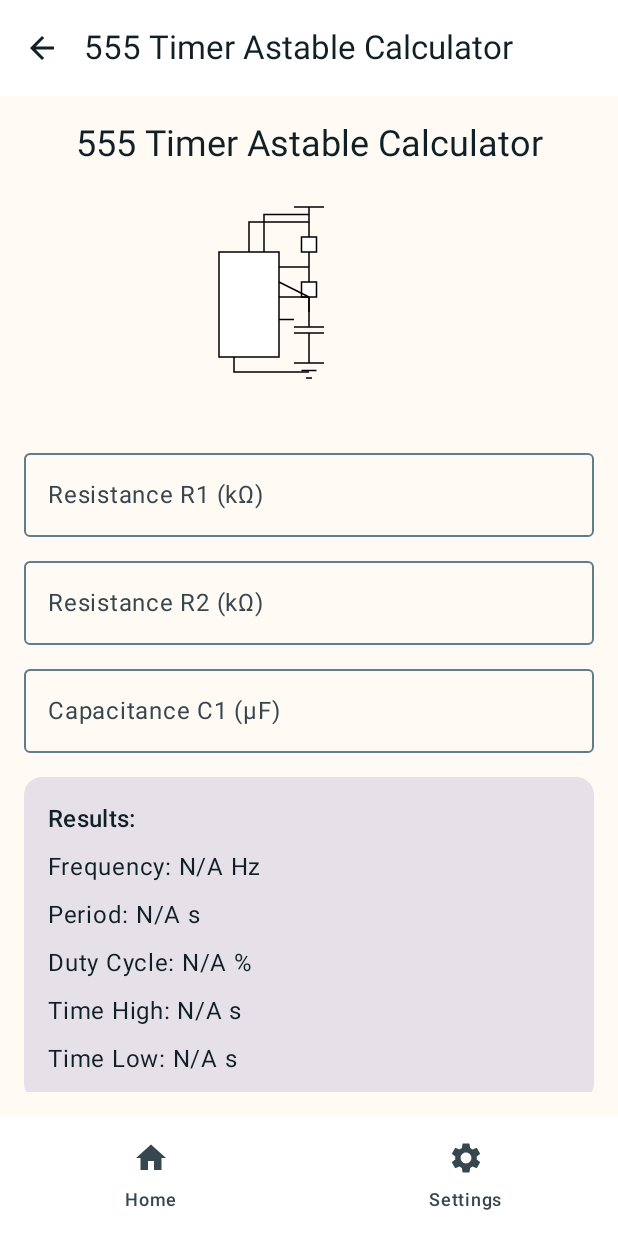
After one commit to Greg50100/Ganymede, an Android app built with Jetpack Compose: the Timer555CalculatorScreen screen opened through its navigation route, on a phone screen of 412 x 824 dp. The commit adds this screen. Run offline under Robolectric (Android 15) with nearby library versions, the phone set to English and light mode, and no system bars; pictures from the network do not load; Roboto replaces fonts that are not available here.

Commit message:
feat: Add LED Resistor and 555 Timer calculators
This commit adds two new calculators to the "Electronics" section of Utilities: an LED Resistor Calculator and a 555 Timer Astable Calculator.

**New Calculators:**
- **LED Resistor Calculator:**
    - Calculates the required current-limiting resistor for an LED.
    - Inputs: Source Voltage (V), LED Forward Voltage (V), and LED Forward Current (mA).
    - Outputs the required resistor value in Ohms (Ω).
    - `LedResistorCalculatorScreen.kt` and `LedResistorViewModel` have been added.

- **555 Timer Astable Calculator:**
    - Calculates frequency, period, duty cycle, and time high/low for a 555 timer in astable mode.
    - Inputs: R1 (kΩ), R2 (kΩ), and C1 (µF).
    - Includes a circuit diagram drawable (`ic_555_astable_circuit.xml`) for reference.
    - `Timer555CalculatorScreen.kt` and `Timer555ViewModel` have been added.

**UI & Navigation:**
- `ElectronicCategoryScreen.kt` is updated with buttons to navigate to the two new calculators.
- `NavGraph.kt` is updated with the routes (`led_resistor_calculator`, `timer_555_calculator`) and top app bar titles for the new screens.

**Resources:**
- New string resources have been added for the titles, descriptions, labels, and results of both calculators.
- A new vector drawable (`ic_555_astable_circuit.xml`) provides a visual reference for the 555 timer circuit.

```diff
--- a/app/src/main/kotlin/com/joviansapps/ganymede/navigation/NavGraph.kt
+++ b/app/src/main/kotlin/com/joviansapps/ganymede/navigation/NavGraph.kt
@@ -39,6 +39,8 @@ import com.joviansapps.ganymede.ui.screens.utilities.electronics.resistorcalcula
 import com.joviansapps.ganymede.ui.screens.utilities.electronics.ParallelSeriesCapacitorCalculatorScreen
 import com.joviansapps.ganymede.ui.screens.utilities.electronics.OhmsLawCalculatorScreen
 import com.joviansapps.ganymede.ui.screens.utilities.electronics.VoltageDividerCalculatorScreen
+import com.joviansapps.ganymede.ui.screens.utilities.electronics.LedResistorCalculatorScreen
+import com.joviansapps.ganymede.ui.screens.utilities.electronics.Timer555CalculatorScreen
 import com.joviansapps.ganymede.ui.screens.utilities.health.BmiCalculatorScreen
 import com.joviansapps.ganymede.ui.screens.utilities.health.HealthCategoryScreen
 import com.joviansapps.ganymede.viewmodel.SettingsViewModel
@@ -58,6 +60,8 @@ sealed class Dest(val route: String) {
     data object ParallelSeriesCapacitorCalculator : Dest("parallel_series_capacitor_calculator")
     data object OhmsLawCalculator : Dest("ohms_law_calculator")
     data object VoltageDividerCalculator : Dest("voltage_divider_calculator")
+    data object LedResistorCalculator : Dest("led_resistor_calculator")
+    data object Timer555Calculator : Dest("timer_555_calculator")
     // New destinations for Health utilities
     data object HealthCategory   : Dest("health_category")
     data object BmiCalculator    : Dest("bmi_calculator")
@@ -91,6 +95,8 @@ fun AppRoot(settingsVm: SettingsViewModel) {
                 Dest.ParallelSeriesCapacitorCalculator.route -> stringResource(R.string.parallel_series_capacitor_calculator_title)
                 Dest.OhmsLawCalculator.route -> stringResource(R.string.ohms_law_calculator_title)
                 Dest.VoltageDividerCalculator.route -> stringResource(R.string.voltage_divider_calculator_title)
+                Dest.LedResistorCalculator.route -> stringResource(R.string.led_resistor_calculator_title)
+                Dest.Timer555Calculator.route -> stringResource(R.string.timer_555_astable_title)
                 Dest.HealthCategory.route -> stringResource(R.string.health_category_title)
                 Dest.BmiCalculator.route -> stringResource(R.string.bmi_calculator_title)
                 else -> stringResource(R.string.app_name)
@@ -191,7 +197,9 @@ fun AppRoot(settingsVm: SettingsViewModel) {
                     onOpenParallelSeriesResistorCalculator = { nav.navigate(Dest.ParallelSeriesResistorCalculator.route) },
                     onOpenParallelSeriesCapacitorCalculator = { nav.navigate(Dest.ParallelSeriesCapacitorCalculator.route) },
                     onOpenOhmsLawCalculator = { nav.navigate(Dest.OhmsLawCalculator.route) },
-                    onOpenVoltageDividerCalculator = { nav.navigate(Dest.VoltageDividerCalculator.route) }
+                    onOpenVoltageDividerCalculator = { nav.navigate(Dest.VoltageDividerCalculator.route) },
+                    onOpenLedResistorCalculator = { nav.navigate(Dest.LedResistorCalculator.route) },
+                    onOpenTimer555Calculator = { nav.navigate(Dest.Timer555Calculator.route) }
                 )
             }
             composable(Dest.ResistorCalculator.route) { ResistorCalculatorScreen() }
@@ -201,6 +209,8 @@ fun AppRoot(settingsVm: SettingsViewModel) {
             composable(Dest.ParallelSeriesCapacitorCalculator.route) { ParallelSeriesCapacitorCalculatorScreen() }
             composable(Dest.OhmsLawCalculator.route) { OhmsLawCalculatorScreen() }
             composable(Dest.VoltageDividerCalculator.route) { VoltageDividerCalculatorScreen() }
+            composable(Dest.LedResistorCalculator.route) { LedResistorCalculatorScreen() }
+            composable(Dest.Timer555Calculator.route) { Timer555CalculatorScreen() }
 
             // New routes for Health Utilities
             composable(Dest.HealthCategory.route) {
--- /dev/null
+++ b/app/src/main/kotlin/com/joviansapps/ganymede/ui/screens/utilities/electronics/Timer555CalculatorScreen.kt
@@ -0,0 +1,156 @@
+package com.joviansapps.ganymede.ui.screens.utilities.electronics
+
+import androidx.compose.foundation.Image
+import androidx.compose.foundation.layout.*
+import androidx.compose.foundation.rememberScrollState
+import androidx.compose.foundation.text.KeyboardOptions
+import androidx.compose.foundation.verticalScroll
+import androidx.compose.material3.*
+import androidx.compose.runtime.*
+import androidx.compose.ui.Alignment
+import androidx.compose.ui.Modifier
+import androidx.compose.ui.res.painterResource
+import androidx.compose.ui.res.stringResource
+import androidx.compose.ui.text.input.KeyboardType
+import androidx.compose.ui.unit.dp
+import androidx.lifecycle.ViewModel
+import androidx.lifecycle.compose.collectAsStateWithLifecycle
+import androidx.lifecycle.viewModelScope
+import androidx.lifecycle.viewmodel.compose.viewModel
+import com.joviansapps.ganymede.R
+import kotlinx.coroutines.flow.MutableStateFlow
+import kotlinx.coroutines.flow.asStateFlow
+import kotlinx.coroutines.flow.update
+import kotlinx.coroutines.launch
+import java.text.DecimalFormat
+import kotlin.math.ln
+
+data class Timer555UiState(
+    val r1: String = "", // kΩ
+    val r2: String = "", // kΩ
+    val c1: String = "", // µF
+    val frequency: Double? = null,
+    val period: Double? = null,
+    val dutyCycle: Double? = null,
+    val timeHigh: Double? = null,
+    val timeLow: Double? = null
+)
+
+class Timer555ViewModel : ViewModel() {
+    private val _uiState = MutableStateFlow(Timer555UiState())
+    val uiState = _uiState.asStateFlow()
+
+    fun onValueChange(field: String, value: String) {
+        _uiState.update {
+            when (field) {
+                "r1" -> it.copy(r1 = value)
+                "r2" -> it.copy(r2 = value)
+                "c1" -> it.copy(c1 = value)
+                else -> it
+            }
+        }
+        calculate()
+    }
+
+    private fun calculate() {
+        viewModelScope.launch {
+            val state = _uiState.value
+            val r1_kOhm = state.r1.toDoubleOrNull()
+            val r2_kOhm = state.r2.toDoubleOrNull()
+            val c1_uF = state.c1.toDoubleOrNull()
+
+            if (r1_kOhm != null && r2_kOhm != null && c1_uF != null && r1_kOhm > 0 && r2_kOhm > 0 && c1_uF > 0) {
+                val r1_Ohm = r1_kOhm * 1000
+                val r2_Ohm = r2_kOhm * 1000
+                val c1_F = c1_uF / 1_000_000
+
+                val timeHigh = ln(2.0) * (r1_Ohm + r2_Ohm) * c1_F
+                val timeLow = ln(2.0) * r2_Ohm * c1_F
+                val period = timeHigh + timeLow
+                val frequency = 1 / period
+                val dutyCycle = (timeHigh / period) * 100
+
+                _uiState.update {
+                    it.copy(
+                        frequency = frequency,
+                        period = period,
+                        dutyCycle = dutyCycle,
+                        timeHigh = timeHigh,
+                        timeLow = timeLow
+                    )
+                }
+            } else {
+                _uiState.update {
+                    it.copy(
+                        frequency = null,
+                        period = null,
+                        dutyCycle = null,
+                        timeHigh = null,
+                        timeLow = null
+                    )
+                }
+            }
+        }
+    }
+}
+
+
+@Composable
+fun Timer555CalculatorScreen(viewModel: Timer555ViewModel = viewModel()) {
+    val uiState by viewModel.uiState.collectAsStateWithLifecycle()
+    val formatter = DecimalFormat("#.####")
+
+    Column(
+        modifier = Modifier
+            .fillMaxSize()
+            .padding(16.dp)
+            .verticalScroll(rememberScrollState()),
+        horizontalAlignment = Alignment.CenterHorizontally
+    ) {
+        Text(stringResource(R.string.timer_555_astable_title), style = MaterialTheme.typography.headlineSmall)
+        Spacer(Modifier.height(16.dp))
+
+        Image(
+            painter = painterResource(id = R.drawable.ic_555_astable_circuit),
+            contentDescription = stringResource(R.string.timer_555_astable_circuit_desc),
+            modifier = Modifier.fillMaxWidth().height(150.dp)
+        )
+        Spacer(Modifier.height(16.dp))
+
+        OutlinedTextField(
+            value = uiState.r1,
+            onValueChange = { viewModel.onValueChange("r1", it) },
+            label = { Text(stringResource(R.string.resistance_r1_kohm)) },
+            keyboardOptions = KeyboardOptions(keyboardType = KeyboardType.Number),
+            modifier = Modifier.fillMaxWidth()
+        )
+        Spacer(Modifier.height(8.dp))
+        OutlinedTextField(
+            value = uiState.r2,
+            onValueChange = { viewModel.onValueChange("r2", it) },
+            label = { Text(stringResource(R.string.resistance_r2_kohm)) },
+            keyboardOptions = KeyboardOptions(keyboardType = KeyboardType.Number),
+            modifier = Modifier.fillMaxWidth()
+        )
+        Spacer(Modifier.height(8.dp))
+        OutlinedTextField(
+            value = uiState.c1,
+            onValueChange = { viewModel.onValueChange("c1", it) },
+            label = { Text(stringResource(R.string.capacitance_c1_uf)) },
+            keyboardOptions = KeyboardOptions(keyboardType = KeyboardType.Number),
+            modifier = Modifier.fillMaxWidth()
+        )
+        Spacer(Modifier.height(16.dp))
+
+        Card(modifier = Modifier.fillMaxWidth()) {
+            Column(Modifier.padding(16.dp), verticalArrangement = Arrangement.spacedBy(8.dp)) {
+                Text(stringResource(R.string.results_title), style = MaterialTheme.typography.titleMedium)
+                Text(stringResource(R.string.frequency_result, uiState.frequency?.let { formatter.format(it) } ?: "N/A"))
+                Text(stringResource(R.string.period_result, uiState.period?.let { formatter.format(it) } ?: "N/A"))
+                Text(stringResource(R.string.duty_cycle_result, uiState.dutyCycle?.let { formatter.format(it) } ?: "N/A"))
+                Text(stringResource(R.string.time_high_result, uiState.timeHigh?.let { formatter.format(it) } ?: "N/A"))
+                Text(stringResource(R.string.time_low_result, uiState.timeLow?.let { formatter.format(it) } ?: "N/A"))
+            }
+        }
+    }
+}
--- /dev/null
+++ b/app/src/main/res/drawable/ic_555_astable_circuit.xml
@@ -0,0 +1,69 @@
+<vector xmlns:android="http://schemas.android.com/apk/res/android"
+    android:width="200dp"
+    android:height="150dp"
+    android:viewportWidth="200"
+    android:viewportHeight="150">
+
+    <!-- VCC -->
+    <path android:pathData="M100,10 L100,20" android:strokeWidth="1" android:strokeColor="#000000"/>
+    <path android:pathData="M90,10 L110,10" android:strokeWidth="1" android:strokeColor="#000000"/>
+    <!-- VCC Text -->
+    <!-- <text x="105" y="15" font-size="8">VCC</text> -->
+
+    <!-- R1 -->
+    <path android:pathData="M100,20 L100,30" android:strokeWidth="1" android:strokeColor="#000000"/>
+    <path android:pathData="M95,30 L105,30 L105,40 L95,40 Z" android:strokeWidth="1" android:strokeColor="#000000" android:fillColor="#FFFFFF"/>
+    <!-- <text x="110" y="38" font-size="8">R1</text> -->
+    <path android:pathData="M100,40 L100,50" android:strokeWidth="1" android:strokeColor="#000000"/>
+
+    <!-- R2 -->
+    <path android:pathData="M100,50 L100,60" android:strokeWidth="1" android:strokeColor="#000000"/>
+    <path android:pathData="M95,60 L105,60 L105,70 L95,70 Z" android:strokeWidth="1" android:strokeColor="#000000" android:fillColor="#FFFFFF"/>
+    <!-- <text x="110" y="68" font-size="8">R2</text> -->
+    <path android:pathData="M100,70 L100,80" android:strokeWidth="1" android:strokeColor="#000000"/>
+
+    <!-- Capacitor C1 -->
+    <path android:pathData="M100,80 L100,90" android:strokeWidth="1" android:strokeColor="#000000"/>
+    <path android:pathData="M90,90 L110,90" android:strokeWidth="1" android:strokeColor="#000000"/>
+    <path android:pathData="M90,94 L110,94" android:strokeWidth="1" android:strokeColor="#000000"/>
+    <!-- <text x="115" y="95" font-size="8">C1</text> -->
+    <path android:pathData="M100,94 L100,104" android:strokeWidth="1" android:strokeColor="#000000"/>
+
+    <!-- Ground -->
+    <path android:pathData="M100,104 L100,114" android:strokeWidth="1" android:strokeColor="#000000"/>
+    <path android:pathData="M90,114 L110,114" android:strokeWidth="1" android:strokeColor="#000000"/>
+    <path android:pathData="M95,119 L105,119" android:strokeWidth="1" android:strokeColor="#000000"/>
+    <path android:pathData="M98,124 L102,124" android:strokeWidth="1" android:strokeColor="#000000"/>
+
+    <!-- 555 Timer IC Box -->
+    <path android:pathData="M40,40 L80,40 L80,110 L40,110 Z" android:strokeWidth="1" android:strokeColor="#000000" android:fillColor="#FFFFFF"/>
+    <!-- <text x="55" y="75" font-size="10">555</text> -->
+
+    <!-- Connections to 555 -->
+    <!-- Pin 7 (Discharge) -->
+    <path android:pathData="M80,50 L100,50" android:strokeWidth="1" android:strokeColor="#000000"/>
+    <!-- <text x="70" y="48" font-size="8">7</text> -->
+    <!-- Pin 6 (Threshold) -->
+    <path android:pathData="M80,60 L100,70" android:strokeWidth="1" android:strokeColor="#000000"/>
+    <!-- <text x="70" y="58" font-size="8">6</text> -->
+    <!-- Pin 2 (Trigger) -->
+    <path android:pathData="M80,70 L100,70" android:strokeWidth="1" android:strokeColor="#000000"/>
+    <path android:pathData="M100,70 L100,80" android:strokeWidth="1" android:strokeColor="#000000"/>
+    <!-- <text x="70" y="78" font-size="8">2</text> -->
+    <!-- Pin 3 (Output) -->
+    <path android:pathData="M80,85 L90,85" android:strokeWidth="1" android:strokeColor="#000000"/>
+    <!-- <text x="70" y="83" font-size="8">3</text> -->
+    <!-- <text x="95" y="83" font-size="8">Out</text> -->
+
+    <!-- Pin 4 (Reset) to VCC -->
+    <path android:pathData="M60,40 L60,20 L100,20" android:strokeWidth="1" android:strokeColor="#000000"/>
+    <!-- <text x="50" y="38" font-size="8">4</text> -->
+    <!-- Pin 8 (VCC) to VCC -->
+    <path android:pathData="M70,40 L70,15 L100,15" android:strokeWidth="1" android:strokeColor="#000000"/>
+    <!-- <text x="73" y="38" font-size="8">8</text> -->
+
+    <!-- Pin 1 (GND) to Ground -->
+    <path android:pathData="M50,110 L50,120 L100,120" android:strokeWidth="1" android:strokeColor="#000000"/>
+    <!-- <text x="45" y="115" font-size="8">1</text> -->
+
+</vector>
--- a/app/src/main/res/values/strings.xml
+++ b/app/src/main/res/values/strings.xml
@@ -376,4 +376,24 @@
     <string name="resistance_r2_ohm">Resistance R2 (Ω)</string>
     <string name="output_voltage_vout">Output Voltage (Vout): %s V</string>
 
+    <!-- LED Resistor Calculator -->
+    <string name="led_resistor_calculator_title">LED Resistor Calculator</string>
+    <string name="led_resistor_calculator_description">Find the right current-limiting resistor for your LED</string>
+    <string name="source_voltage_v">Source Voltage (V)</string>
+    <string name="led_forward_voltage_v">LED Forward Voltage (V)</string>
+    <string name="led_forward_current_ma">LED Forward Current (mA)</string>
+    <string name="required_resistor_value">Required Resistor: %s Ω</string>
+
+    <!-- 555 Timer Calculator -->
+    <string name="timer_555_astable_title">555 Timer Astable Calculator</string>
+    <string name="timer_555_astable_description">Calculate frequency and duty cycle for a 555 timer in astable mode</string>
+    <string name="timer_555_astable_circuit_desc">Circuit diagram for a 555 timer in astable mode</string>
+    <string name="resistance_r1_kohm">Resistance R1 (kΩ)</string>
+    <string name="resistance_r2_kohm">Resistance R2 (kΩ)</string>
+    <string name="capacitance_c1_uf">Capacitance C1 (µF)</string>
+    <string name="frequency_result">Frequency: %s Hz</string>
+    <string name="period_result">Period: %s s</string>
+    <string name="duty_cycle_result">Duty Cycle: %s %%</string>
+    <string name="time_high_result">Time High: %s s</string>
+    <string name="time_low_result">Time Low: %s s</string>
 </resources>
```
Also changed, not shown: app/src/main/kotlin/com/joviansapps/ganymede/ui/screens/utilities/electronics/ElectronicCategoryScreen.kt (+15 -1 lines), app/src/main/kotlin/com/joviansapps/ganymede/ui/screens/utilities/electronics/LedResistorCalculatorScreen.kt (added, +114 -0 lines).
